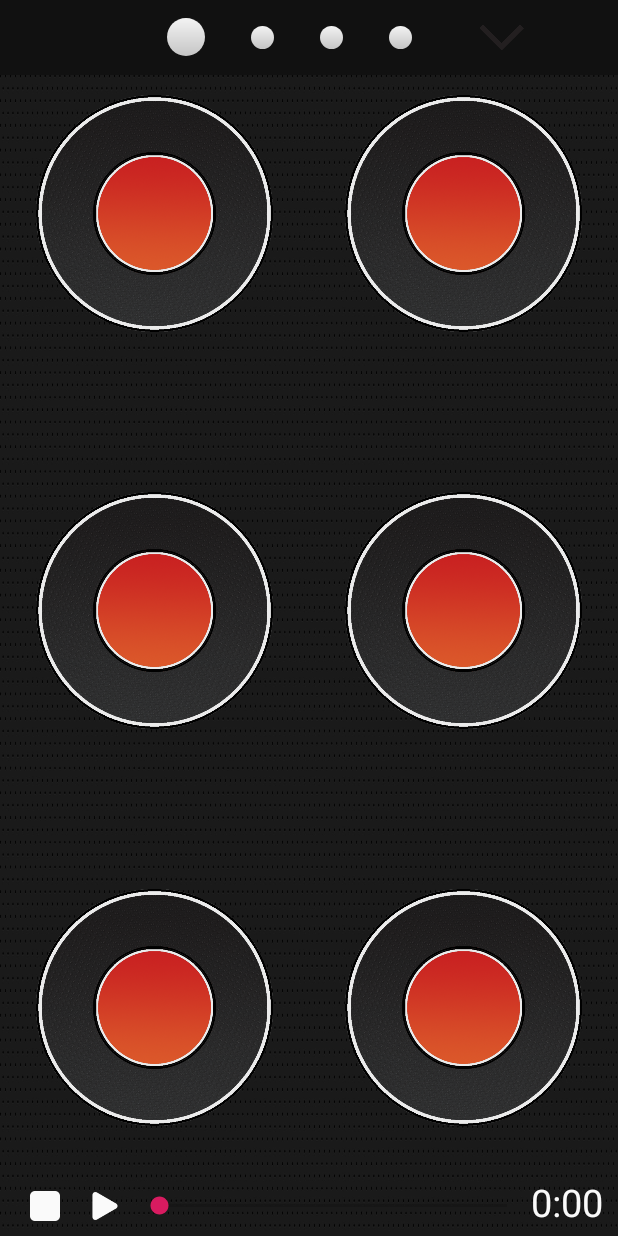
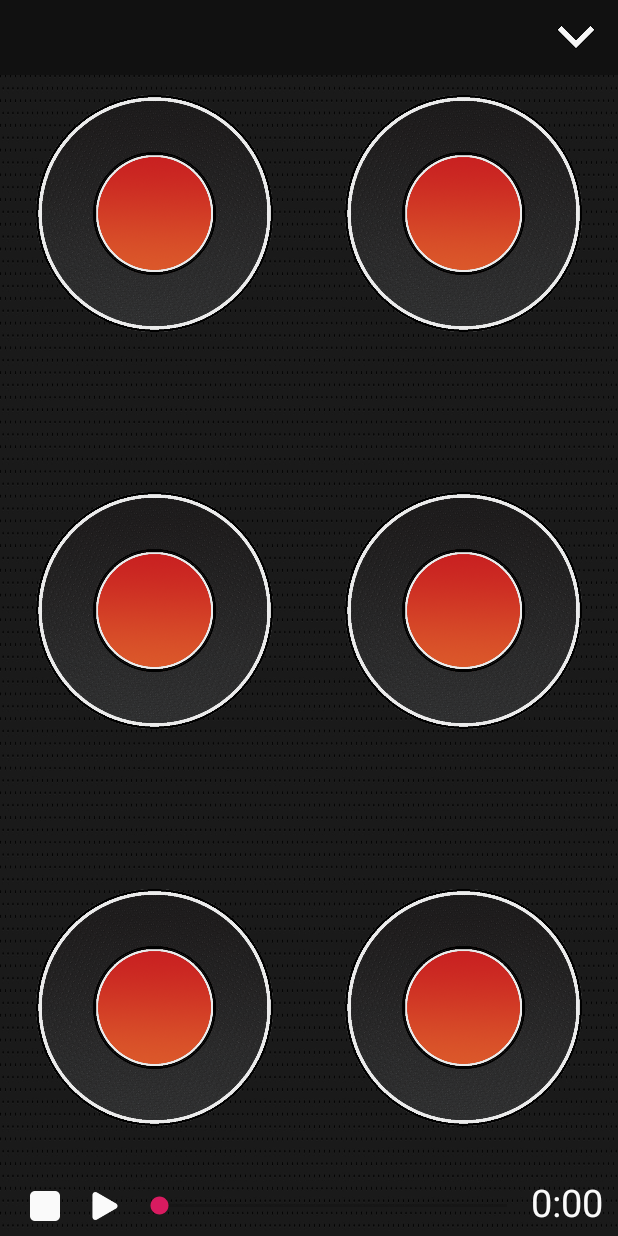
Before and after one commit to aifsbei/loopit, an Android app: the layout fragment_tab1.xml on its own in the app's theme, with its tools: preview values and no code run, on a phone screen of 412 x 824 dp. Run offline under Robolectric (Android 15) with nearby library versions, the phone set to English and light mode, and no system bars; plain views replace ExpandablePanelView.

Commit message:
flex dots added

```diff
--- a/app/build.gradle
+++ b/app/build.gradle
@@ -5,7 +5,7 @@ android {
     buildToolsVersion "29.0.2"
     defaultConfig {
         applicationId "com.tmvlg.loopit"
-        minSdkVersion 19
+        minSdkVersion 21
         targetSdkVersion 29
         versionCode 1
         versionName "1.0"
--- a/app/src/main/res/layout/fragment_tab1.xml
+++ b/app/src/main/res/layout/fragment_tab1.xml
@@ -7,6 +7,19 @@
     android:layout_width="match_parent"
     android:background="@drawable/black_grid"
     android:layout_height="match_parent">
+
+    <ImageView
+        android:id="@+id/arrow_view"
+        android:layout_width="25dp"
+        android:layout_height="25dp"
+        android:layout_alignParentEnd="true"
+        android:layout_marginTop="12dp"
+        android:elevation="1dp"
+        android:layout_marginEnd="15dp"
+        android:scaleType="fitCenter"
+        android:src="@drawable/arrow3" />
+
+
 
     <com.jorgecastilloprz.expandablepanel.ExpandablePanelView
         android:id="@+id/EPV"
@@ -25,57 +38,49 @@
             android:orientation="vertical">
 
             <LinearLayout
+                android:id="@+id/dotsll"
                 android:layout_width="match_parent"
                 android:layout_height="50dp"
                 android:background="@color/topllColor"
                 android:gravity="center"
                 android:orientation="horizontal">
 
-                <ImageView
-                    android:layout_width="25dp"
-                    android:layout_height="25dp"
-                    android:background="@android:color/transparent"
-                    android:scaleType="fitCenter"
-                    android:layout_marginRight="15dp"
-                    android:layout_marginLeft="65dp"
-                    android:src="@drawable/oval_metronome_indicator" />
+<!--                <ImageView-->
+<!--                    android:layout_width="25dp"-->
+<!--                    android:layout_height="25dp"-->
+<!--                    android:background="@android:color/transparent"-->
+<!--                    android:scaleType="fitCenter"-->
+<!--                    android:layout_marginRight="15dp"-->
+<!--                    android:layout_marginLeft="65dp"-->
+<!--                    android:src="@drawable/oval_metronome_indicator" />-->
 
-                <ImageView
-                    android:layout_width="15dp"
-                    android:layout_height="15dp"
-                    android:background="@android:color/transparent"
-                    android:scaleType="fitCenter"
-                    android:layout_marginRight="15dp"
-                    android:layout_marginLeft="15dp"
-                    android:src="@drawable/oval_metronome_indicator" />
+<!--                <ImageView-->
+<!--                    android:layout_width="15dp"-->
+<!--                    android:layout_height="15dp"-->
+<!--                    android:background="@android:color/transparent"-->
+<!--                    android:scaleType="fitCenter"-->
+<!--                    android:layout_marginRight="15dp"-->
+<!--                    android:layout_marginLeft="15dp"-->
+<!--                    android:src="@drawable/oval_metronome_indicator" />-->
 
-                <ImageView
-                    android:layout_width="15dp"
-                    android:layout_height="15dp"
-                    android:background="@android:color/transparent"
-                    android:scaleType="fitCenter"
-                    android:layout_marginRight="15dp"
-                    android:layout_marginLeft="15dp"
-                    android:src="@drawable/oval_metronome_indicator" />
-                <ImageView
-                    android:layout_width="15dp"
-                    android:layout_height="15dp"
-                    android:src="@drawable/oval_metronome_indicator"
-                    android:scaleType="fitCenter"
-                    android:layout_marginRight="15dp"
-                    android:layout_marginLeft="15dp"
-                    android:background="@android:color/transparent" />
+<!--                <ImageView-->
+<!--                    android:layout_width="15dp"-->
+<!--                    android:layout_height="15dp"-->
+<!--                    android:background="@android:color/transparent"-->
+<!--                    android:scaleType="fitCenter"-->
+<!--                    android:layout_marginRight="15dp"-->
+<!--                    android:layout_marginLeft="15dp"-->
+<!--                    android:src="@drawable/oval_metronome_indicator" />-->
+<!--                <ImageView-->
+<!--                    android:layout_width="15dp"-->
+<!--                    android:layout_height="15dp"-->
+<!--                    android:src="@drawable/oval_metronome_indicator"-->
+<!--                    android:scaleType="fitCenter"-->
+<!--                    android:layout_marginRight="15dp"-->
+<!--                    android:layout_marginLeft="15dp"-->
+<!--                    android:background="@android:color/transparent" />-->
 
-                <ImageView
-                    android:id="@+id/arrow_view"
-                    android:layout_width="30dp"
-                    android:layout_height="30dp"
-                    android:scaleType="fitCenter"
-                    android:layout_marginRight="15dp"
-                    android:layout_marginLeft="30dp"
-                    android:src="@drawable/arrow_down"
 
-                    />
 
 
             </LinearLayout>
```
Also changed, not shown: app/src/main/java/com/tmvlg/loopit/Tab1.java (+132 -20 lines), app/src/main/res/drawable/arrow2.png (added), app/src/main/res/drawable/arrow3.png (added).
